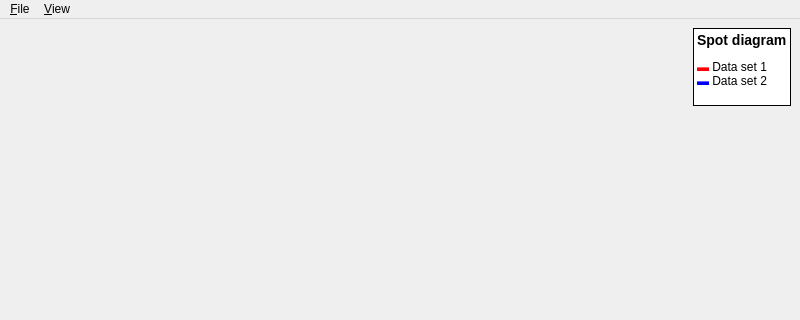
Before: the Qt Designer form RZGUI/SpotDiagramWindow.ui in HARMONI-CAB/RayZaler, drawn with Qt 5; both pictures show x 0 to 800 and y 0 to 320 of the 800 by 600 pixel window.
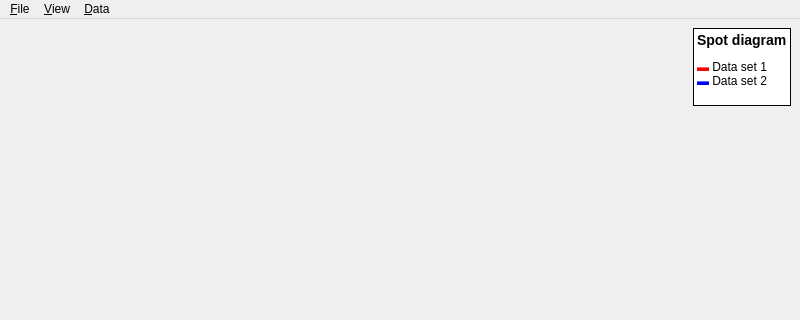
After: the same form once the commit is applied.

```diff
--- a/RZGUI/SpotDiagramWindow.ui
+++ b/RZGUI/SpotDiagramWindow.ui
@@ -80,9 +80,17 @@
     <property name="title">
      <string>&amp;View</string>
     </property>
+    <addaction name="actionResetZoom"/>
+   </widget>
+   <widget class="QMenu" name="menu_Data">
+    <property name="title">
+     <string>&amp;Data</string>
+    </property>
+    <addaction name="actionClear"/>
    </widget>
    <addaction name="menu_File"/>
    <addaction name="menu_View"/>
+   <addaction name="menu_Data"/>
   </widget>
   <widget class="QStatusBar" name="statusbar"/>
  </widget>
```
Left out of the diff: 16 changed lines with no effect on the pictures.
